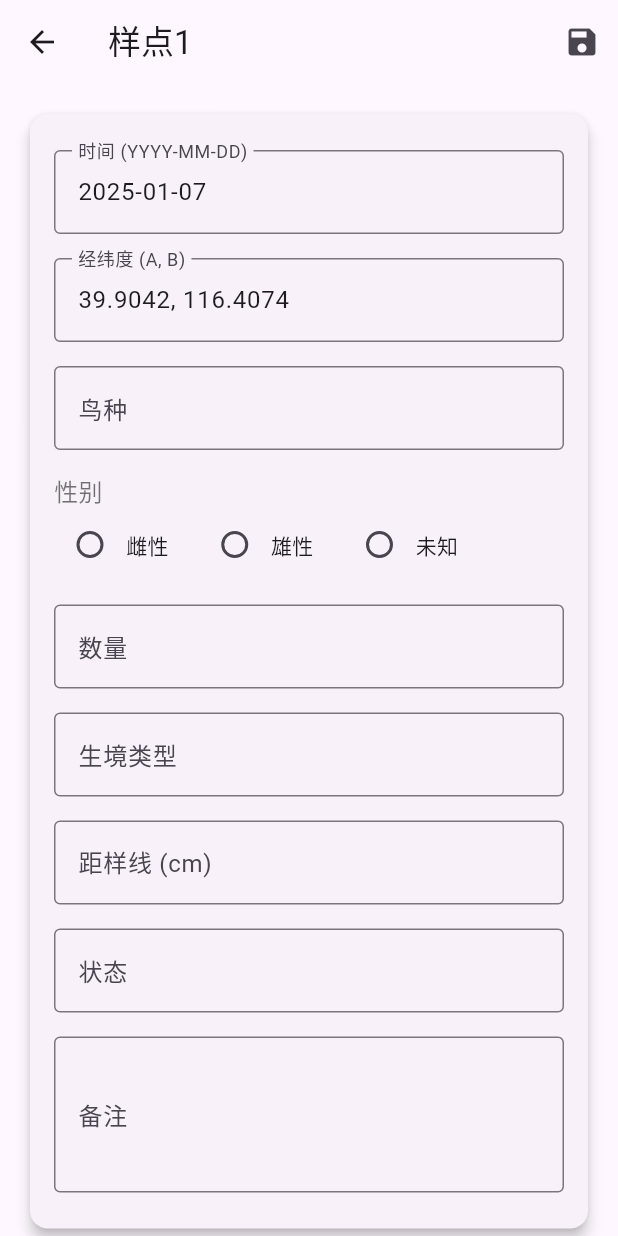
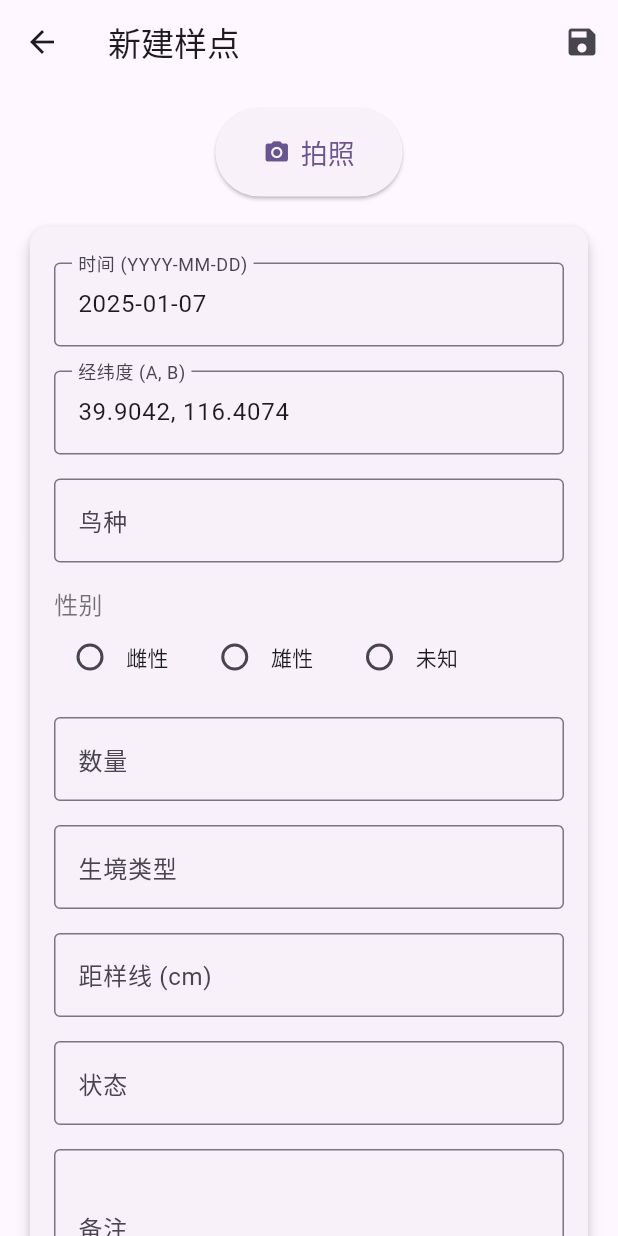
Before and after one commit to Ienff/AvianLog, a Flutter app: the screen it shows after launch, item 2 of the bottom bar chosen, after a tap on "新建样点", on a phone screen of 412 x 824 dp. Run offline on Flutter 3.47's test engine with Material 3 defaults, Android fonts, the light colour scheme and no system bars; our stand-ins replace image_picker, sqflite; accounts and stored records are empty.

Commit message:
增加拍照功能，可以删除记录

```diff
--- a/lib/survey_page.dart
+++ b/lib/survey_page.dart
@@ -1,16 +1,21 @@
+import 'dart:io';
 import 'package:flutter/material.dart';
 import 'database/database_helper.dart'; // 导入数据库助手类
+import 'package:image_picker/image_picker.dart'; // 导入图片选择器
 
-class SurveyPage extends StatelessWidget {
+class SurveyPage extends StatefulWidget {
   const SurveyPage({super.key});
 
   @override
+  _SurveyPageState createState() => _SurveyPageState();
+}
+
+class _SurveyPageState extends State<SurveyPage> {
+  @override
   Widget build(BuildContext context) {
     return Scaffold(
-      // 保持底部导航栏的功能
       body: Column(
         children: [
-          // 地图占位（边缘弧形的正方形）
           Expanded(
             flex: 2,
             child: Padding(
@@ -33,7 +38,6 @@ class SurveyPage extends StatelessWidget {
               ),
             ),
           ),
-          // 新建样点按钮
           Padding(
             padding: const EdgeInsets.all(16.0),
             child: ElevatedButton.icon(
@@ -53,9 +57,11 @@ class SurveyPage extends StatelessWidget {
                   context,
                   MaterialPageRoute(
                     builder: (context) => SamplePointPage(
-                      samplePoint: 1,
                       initialTime: formattedTime,
-                      initialCoordinates: coordinates, onSave: () {  },
+                      initialCoordinates: coordinates,
+                      onSave: () {
+                        // 保存成功后的回调
+                      },
                     ),
                   ),
                 );
@@ -74,15 +80,14 @@ class SurveyPage extends StatelessWidget {
   }
 }
 
+
 class SamplePointPage extends StatefulWidget {
-  final int samplePoint; // 样点编号
   final String initialTime; // 初始时间
   final String initialCoordinates; // 初始经纬度
   final VoidCallback onSave; // 保存后的回调函数
 
   const SamplePointPage({
     super.key,
-    required this.samplePoint,
     required this.initialTime,
     required this.initialCoordinates,
     required this.onSave,
@@ -93,10 +98,7 @@ class SamplePointPage extends StatefulWidget {
 }
 
 class _SamplePointPageState extends State<SamplePointPage> {
-  // 定义“性别”单选按钮的状态
   String? _gender; // 'female' 或 'male'
-
-  // 定义输入框的控制器
   final TextEditingController _timeController = TextEditingController();
   final TextEditingController _coordinatesController = TextEditingController();
   final TextEditingController _birdSpeciesController = TextEditingController();
@@ -105,6 +107,7 @@ class _SamplePointPageState extends State<SamplePointPage> {
   final TextEditingController _distanceToLineController = TextEditingController();
   final TextEditingController _statusController = TextEditingController();
   final TextEditingController _remarksController = TextEditingController();
+  String? _imagePath; // 存储图片路径
 
   @override
   void initState() {
@@ -114,11 +117,23 @@ class _SamplePointPageState extends State<SamplePointPage> {
     _coordinatesController.text = widget.initialCoordinates;
   }
 
+  // 拍照功能
+  Future<void> _takePhoto() async {
+    final picker = ImagePicker();
+    final pickedFile = await picker.pickImage(source: ImageSource.camera);
+
+    if (pickedFile != null) {
+      setState(() {
+        _imagePath = pickedFile.path;
+      });
+    }
+  }
+
   @override
   Widget build(BuildContext context) {
     return Scaffold(
       appBar: AppBar(
-        title: Text('样点${widget.samplePoint}'), // 只显示样点编号
+        title: const Text('新建样点'), // 直接显示“新建样点”
         actions: [
           IconButton(
             icon: const Icon(Icons.save),
@@ -129,7 +144,31 @@ class _SamplePointPageState extends State<SamplePointPage> {
       body: SingleChildScrollView(
         child: Padding(
           padding: const EdgeInsets.all(16.0),
-          child: Card(
+          child: Column(
+            children: [
+              // 拍照按钮
+              ElevatedButton.icon(
+                onPressed: _takePhoto,
+                icon: const Icon(Icons.camera_alt),
+                label: const Text('拍照'),
+                style: ElevatedButton.styleFrom(
+                  padding: const EdgeInsets.symmetric(horizontal: 32, vertical: 16),
+                  textStyle: const TextStyle(fontSize: 18),
+                ),
+              ),
+              const SizedBox(height: 16),
+              // 显示拍摄的图片
+              if (_imagePath != null)
+                Padding(
+                  padding: const EdgeInsets.only(bottom: 16.0),
+                  child: Image.file(
+                    File(_imagePath!),
+                    height: 200,
+                    width: double.infinity,
+                    fit: BoxFit.cover,
+                  ),
+                ),
+              Card(
                 elevation: 4,
                 child: Padding(
                   padding: const EdgeInsets.all(16.0),
@@ -147,6 +186,8 @@ class _SamplePointPageState extends State<SamplePointPage> {
                     ],
                   ),
                 ),
+              ),
+            ],
           ),
         ),
       ),
@@ -233,13 +274,14 @@ class _SamplePointPageState extends State<SamplePointPage> {
       'distanceToLine': int.tryParse(_distanceToLineController.text) ?? 0,
       'status': _statusController.text,
       'remarks': _remarksController.text,
+      'imagePath': _imagePath, // 保存图片路径
     };
 
     // 插入数据到数据库
     final dbHelper = DatabaseHelper();
     await dbHelper.insertSamplePoint(samplePoint);
 
-    // 调用回调函数，通知 SurveyPage 增加样点编号
+    // 调用回调函数
     widget.onSave();
 
     // 返回主界面
--- a/pubspec.yaml
+++ b/pubspec.yaml
@@ -32,6 +32,7 @@ dependencies:
     sdk: flutter
   sqflite: ^2.0.0+4
   path: ^1.8.3
+  image_picker: ^0.8.5+3
 
   # The following adds the Cupertino Icons font to your application.
   # Use with the CupertinoIcons class for iOS style icons.
```
Also changed, not shown: lib/database/database_helper.dart (+32 -3 lines), lib/record_page.dart (+36 -5 lines), pubspec.lock, 5 other files. Lines whose indentation alone changed are shown as unchanged.
